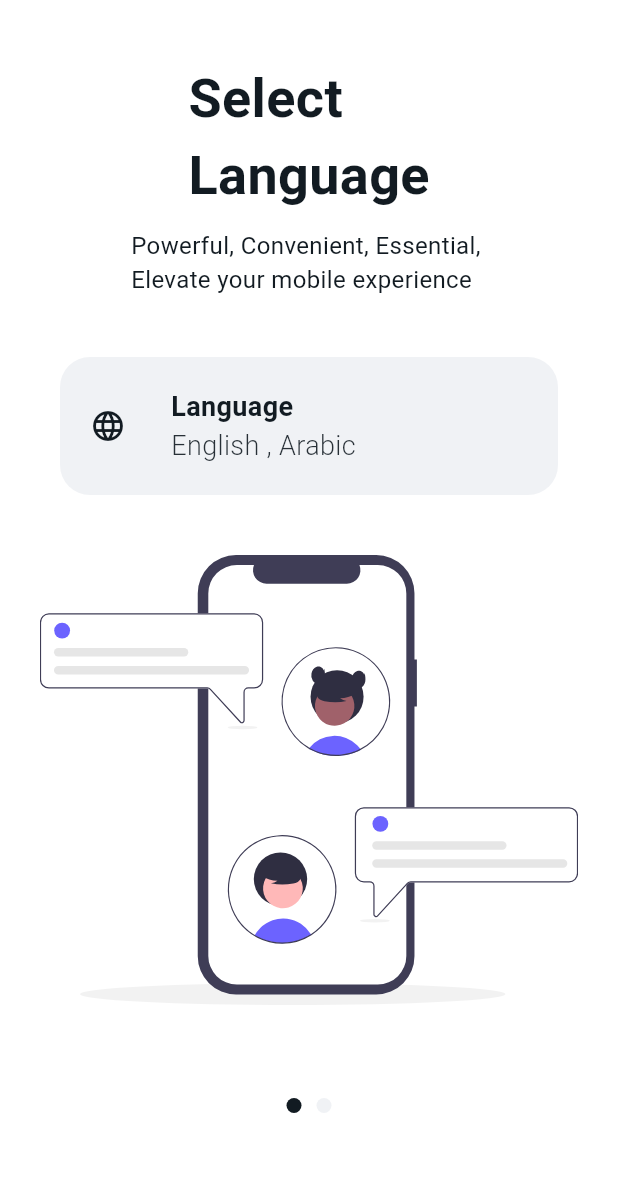
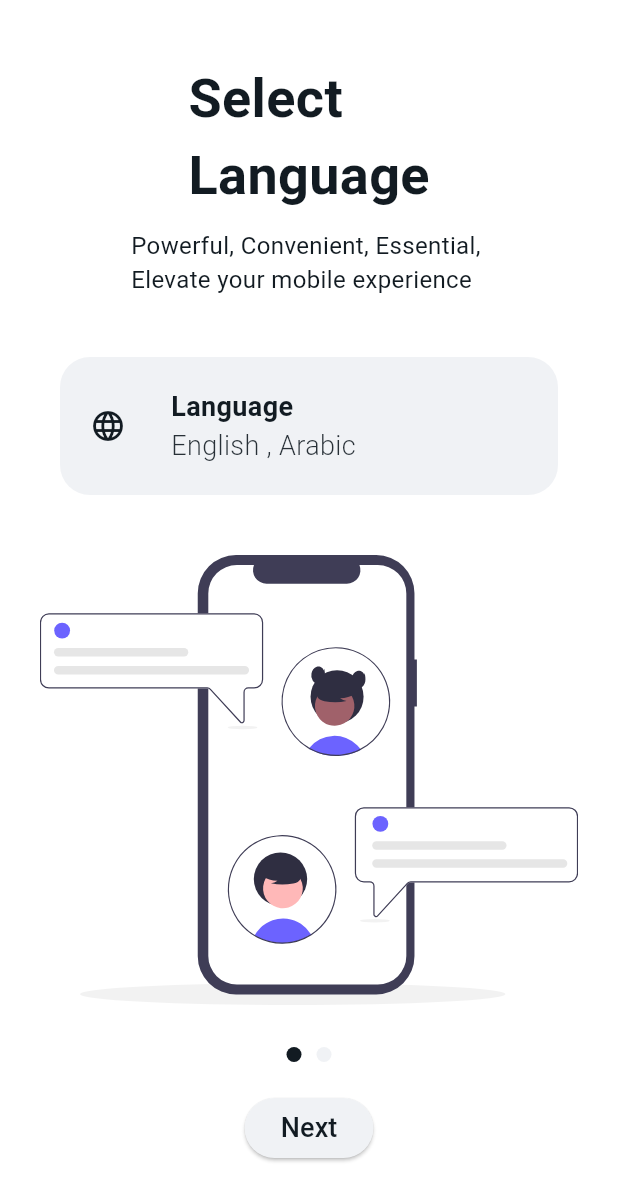
Before and after one commit to m7md3bbas/BuddyChat, a Flutter app: the screen it shows after launch, on a phone screen of 412 x 824 dp. Shown: the top 1201 px of the screen. Run offline on Flutter 3.47's test engine with Material 3 defaults, Android fonts, the phone set to English and light mode, and no system bars; our stand-ins replace bloc, cloud_firestore, dartz, firebase_auth, firebase_core, flutter_bloc and 5 more; missing offline and left inert: firebase_cloud_firestore; accounts and stored records are empty; statements that could not run were skipped.

Commit message:
fixed bugs

```diff
--- a/lib/features/auth/presentation/views/on_boarding.dart
+++ b/lib/features/auth/presentation/views/on_boarding.dart
@@ -1,4 +1,3 @@
-
 import 'package:TaklyAPP/core/functions/font_size_controller.dart';
 import 'package:TaklyAPP/core/functions/localization_controller.dart';
 import 'package:TaklyAPP/core/functions/localization_service.dart';
@@ -72,6 +71,8 @@ class OnboardingScreen extends StatelessWidget {
                 DotIndicator(isActive: false),
               ],
             ),
+            const SizedBox(height: 20),
+            MyButton(name: 'next'.tr, onPressed: () async {}),
             const Spacer(),
           ],
         ),
@@ -123,7 +124,7 @@ class OnboardingScreen extends StatelessWidget {
             ),
             const SizedBox(height: 20),
             MyButton(
-                name: 'next'.tr,
+                name: 'Skip'.tr,
                 onPressed: () async {
                   SharedPreferences prefs =
                       await SharedPreferences.getInstance();
--- a/pubspec.yaml
+++ b/pubspec.yaml
@@ -33,9 +33,9 @@ dependencies:
   cupertino_icons: ^1.0.8
   dartz: ^0.10.1
   easy_localization: ^3.0.7
-  firebase_auth: ^5.3.3
+  firebase_auth: ^5.3.4
   firebase_cloud_firestore: ^5.4.4
-  firebase_core: ^3.8.0
+  firebase_core: ^3.8.1
   firebase_storage: ^12.3.6
   flutter:
     sdk: flutter
```
Also changed, not shown: assets/images/Screenshot_20241231_160447.jpg (added), assets/images/Screenshot_20241231_160451.jpg (added), assets/images/Screenshot_20241231_160457.jpg (added), assets/images/Screenshot_20241231_160535.jpg (added), assets/images/Screenshot_20241231_160609.jpg (added), assets/images/Screenshot_20241231_160614.jpg (added), assets/images/Screenshot_20241231_160620.jpg (added), assets/images/Screenshot_20241231_160626.jpg (added), assets/images/Screenshot_20241231_160631.jpg (added), lib/core/functions/myroutes.dart (indentation only), lib/main.dart (line endings or trailing spaces), pubspec.lock.
